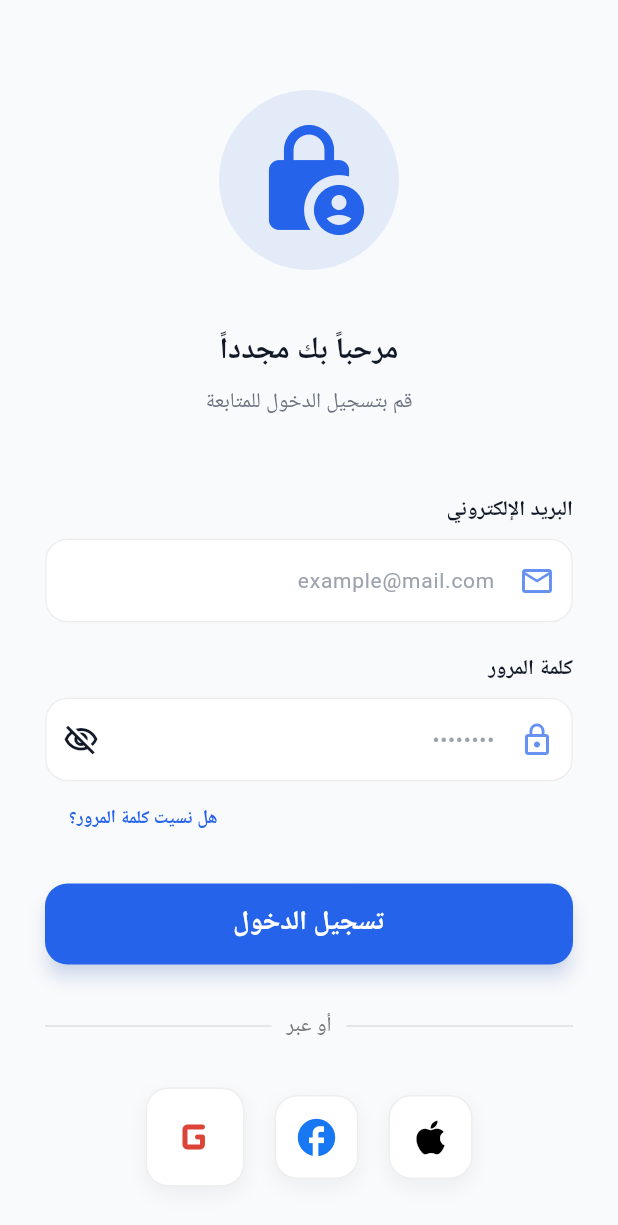
After one commit to Alashiq/flutter-2026-starter, a Flutter app: the screen it shows after launch, after a tap on "Login Screen UI", on a phone screen of 412 x 824 dp. The commit adds this screen. Shown: the top 1225 px of the screen. Run offline on Flutter 3.47's test engine with Material 3 defaults, Android fonts, the phone set to English and light mode, and no system bars; our stand-ins replace bot_toast, get, get_storage, google_fonts; Roboto replaces fonts that are missing (Cairo).

Commit message:
make login screen

```diff
--- a/lib/core/config/routes.dart
+++ b/lib/core/config/routes.dart
@@ -4,6 +4,7 @@ import 'package:starter/ui/city_list_screen/city_list_screen.dart';
 import 'package:starter/ui/city_screen/city_screen.dart';
 import 'package:starter/ui/home_screen/home_screen.dart';
 import 'package:starter/ui/city_paginated_screen/city_paginated_screen.dart';
+import 'package:starter/ui/login_screen/login_screen.dart';
 
 final List<GetPage> routes = [
   GetPage(name: '/', page: () => HomeScreen()),
@@ -12,4 +13,5 @@ final List<GetPage> routes = [
   GetPage(name: '/city', page: () => CityScreen()),
   GetPage(name: '/city_paginated', page: () => const CityPaginatedScreen()),
   GetPage(name: '/add_city', page: () => const AddCityScreen()),
+  GetPage(name: '/login', page: () => const LoginScreen()),
 ];
--- a/lib/ui/city_paginated_screen/city_paginated_screen.dart
+++ b/lib/ui/city_paginated_screen/city_paginated_screen.dart
@@ -160,7 +160,7 @@ class _CityCard extends StatelessWidget {
 }
 
 class _SerchBardWidget extends StatelessWidget {
-  const _SerchBardWidget({super.key});
+  const _SerchBardWidget();
 
   @override
   Widget build(BuildContext context) {
--- a/lib/ui/home_screen/home_screen.dart
+++ b/lib/ui/home_screen/home_screen.dart
@@ -195,6 +195,17 @@ class HomeScreen extends StatelessWidget {
                   },
                   child: const Text('City Paginated Screen'),
                 ),
+
+                ElevatedButton(
+                  onPressed: () {
+                    Get.toNamed('/login');
+                  },
+                  style: ElevatedButton.styleFrom(
+                    backgroundColor: Colors.orange,
+                    foregroundColor: Colors.white,
+                  ),
+                  child: const Text('Login Screen UI'),
+                ),
                 // Instructions
                 Container(
                   padding: EdgeInsets.all(16),
--- /dev/null
+++ b/lib/ui/login_screen/login_screen.dart
@@ -0,0 +1,235 @@
+import 'package:flutter/material.dart';
+import 'package:starter/core/theme/app_colors.dart';
+import 'package:starter/core/theme/app_text_styles.dart';
+
+class LoginScreen extends StatelessWidget {
+  const LoginScreen({super.key});
+
+  @override
+  Widget build(BuildContext context) {
+    return Scaffold(
+      backgroundColor: AppColors.background,
+      body: SafeArea(
+        child: SingleChildScrollView(
+          padding: const EdgeInsets.symmetric(horizontal: 30.0),
+          child: Column(
+            crossAxisAlignment: CrossAxisAlignment.stretch,
+            children: [
+              const SizedBox(height: 60),
+              // App Logo or Icon
+              Center(
+                child: Container(
+                  padding: const EdgeInsets.all(20),
+                  decoration: BoxDecoration(
+                    color: AppColors.primary.withOpacity(0.1),
+                    shape: BoxShape.circle,
+                  ),
+                  child: const Icon(
+                    Icons.lock_person_rounded,
+                    size: 80,
+                    color: AppColors.primary,
+                  ),
+                ),
+              ),
+              const SizedBox(height: 40),
+
+              // Welcome Text
+              Text(
+                'مرحباً بك مجدداً',
+                style: AppTextStyles.headlineMedium.copyWith(
+                  fontWeight: FontWeight.bold,
+                  color: AppColors.textPrimary,
+                ),
+                textAlign: TextAlign.center,
+              ),
+              const SizedBox(height: 10),
+              Text(
+                'قم بتسجيل الدخول للمتابعة',
+                style: AppTextStyles.bodyMedium.copyWith(
+                  color: AppColors.textSecondary,
+                ),
+                textAlign: TextAlign.center,
+              ),
+              const SizedBox(height: 50),
+
+              // Email Field
+              _buildTextField(
+                label: 'البريد الإلكتروني',
+                hint: 'example@mail.com',
+                icon: Icons.email_outlined,
+              ),
+              const SizedBox(height: 20),
+
+              // Password Field
+              _buildTextField(
+                label: 'كلمة المرور',
+                hint: '••••••••',
+                icon: Icons.lock_outline,
+                isPassword: true,
+              ),
+
+              // Forgot Password
+              Align(
+                alignment: Alignment.centerLeft,
+                child: TextButton(
+                  onPressed: () {},
+                  child: Text(
+                    'هل نسيت كلمة المرور؟',
+                    style: AppTextStyles.bodySmall.copyWith(
+                      color: AppColors.primary,
+                      fontWeight: FontWeight.w600,
+                    ),
+                  ),
+                ),
+              ),
+              const SizedBox(height: 20),
+
+              // Login Button
+              ElevatedButton(
+                onPressed: () {},
+                style: ElevatedButton.styleFrom(
+                  backgroundColor: AppColors.primary,
+                  foregroundColor: Colors.white,
+                  padding: const EdgeInsets.symmetric(vertical: 16),
+                  shape: RoundedRectangleBorder(
+                    borderRadius: BorderRadius.circular(15),
+                  ),
+                  elevation: 5,
+                  shadowColor: AppColors.primary.withOpacity(0.3),
+                ),
+                child: const Text(
+                  'تسجيل الدخول',
+                  style: TextStyle(fontSize: 18, fontWeight: FontWeight.bold),
+                ),
+              ),
+              const SizedBox(height: 30),
+
+              // Social Login Divider
+              Row(
+                children: [
+                  Expanded(child: Divider(color: Colors.grey.shade300)),
+                  Padding(
+                    padding: const EdgeInsets.symmetric(horizontal: 10),
+                    child: Text(
+                      'أو عبر',
+                      style: TextStyle(color: Colors.grey.shade600),
+                    ),
+                  ),
+                  Expanded(child: Divider(color: Colors.grey.shade300)),
+                ],
+              ),
+              const SizedBox(height: 30),
+
+              // Social Icons
+              Row(
+                mainAxisAlignment: MainAxisAlignment.center,
+                children: [
+                  _socialIcon(Icons.apple),
+                  const SizedBox(width: 20),
+                  _socialIcon(Icons.facebook, color: const Color(0xFF1877F2)),
+                  const SizedBox(width: 20),
+                  _socialIcon(
+                    Icons.g_mobiledata_rounded,
+                    color: const Color(0xFFDB4437),
+                    size: 40,
+                  ),
+                ],
+              ),
+              const SizedBox(height: 40),
+
+              // Don't have an account?
+              Row(
+                mainAxisAlignment: MainAxisAlignment.center,
+                children: [
+                  Text(
+                    'ليس لديك حساب؟',
+                    style: TextStyle(color: Colors.grey.shade700),
+                  ),
+                  TextButton(
+                    onPressed: () {},
+                    child: const Text(
+                      'إنشاء حساب جديد',
+                      style: TextStyle(
+                        color: AppColors.primary,
+                        fontWeight: FontWeight.bold,
+                      ),
+                    ),
+                  ),
+                ],
+              ),
+              const SizedBox(height: 20),
+            ],
+          ),
+        ),
+      ),
+    );
+  }
+
+  Widget _buildTextField({
+    required String label,
+    required String hint,
+    required IconData icon,
+    bool isPassword = false,
+  }) {
+    return Column(
+      crossAxisAlignment: CrossAxisAlignment.start,
+      children: [
+        Text(
+          label,
+          style: const TextStyle(fontWeight: FontWeight.w600, fontSize: 14),
+        ),
+        const SizedBox(height: 8),
+        TextField(
+          obscureText: isPassword,
+          decoration: InputDecoration(
+            hintText: hint,
+            prefixIcon: Icon(icon, color: AppColors.primary.withOpacity(0.7)),
+            suffixIcon: isPassword
+                ? const Icon(Icons.visibility_off_outlined)
+                : null,
+            filled: true,
+            fillColor: Colors.white,
+            contentPadding: const EdgeInsets.symmetric(
+              vertical: 16,
+              horizontal: 20,
+            ),
+            border: OutlineInputBorder(
+              borderRadius: BorderRadius.circular(15),
+              borderSide: BorderSide(color: Colors.grey.shade200),
+            ),
+            enabledBorder: OutlineInputBorder(
+              borderRadius: BorderRadius.circular(15),
+              borderSide: BorderSide(color: Colors.grey.shade200),
+            ),
+            focusedBorder: OutlineInputBorder(
+              borderRadius: BorderRadius.circular(15),
+              borderSide: const BorderSide(
+                color: AppColors.primary,
+                width: 1.5,
+              ),
+            ),
+          ),
+        ),
+      ],
+    );
+  }
+
+  Widget _socialIcon(IconData icon, {Color? color, double size = 30}) {
+    return Container(
+      padding: const EdgeInsets.all(12),
+      decoration: BoxDecoration(
+        color: Colors.white,
+        borderRadius: BorderRadius.circular(15),
+        border: Border.all(color: Colors.grey.shade200),
+        boxShadow: [
+          BoxShadow(
+            color: Colors.black.withOpacity(0.05),
+            blurRadius: 10,
+            offset: const Offset(0, 5),
+          ),
+        ],
+      ),
+      child: Icon(icon, color: color ?? Colors.black, size: size),
+    );
+  }
+}
```
